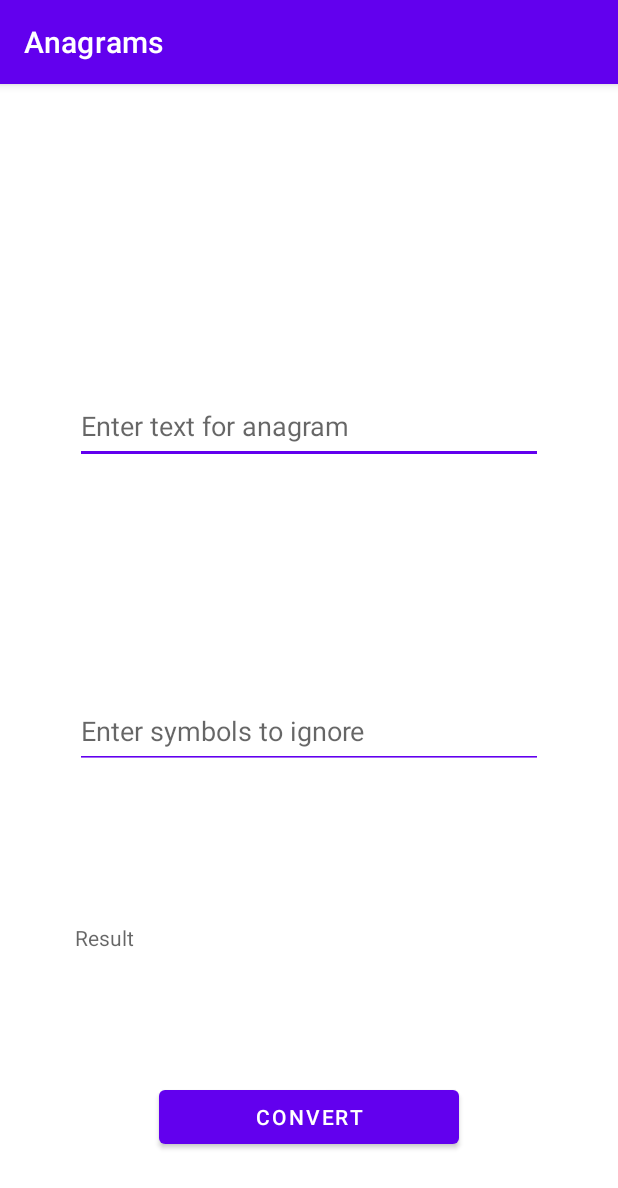
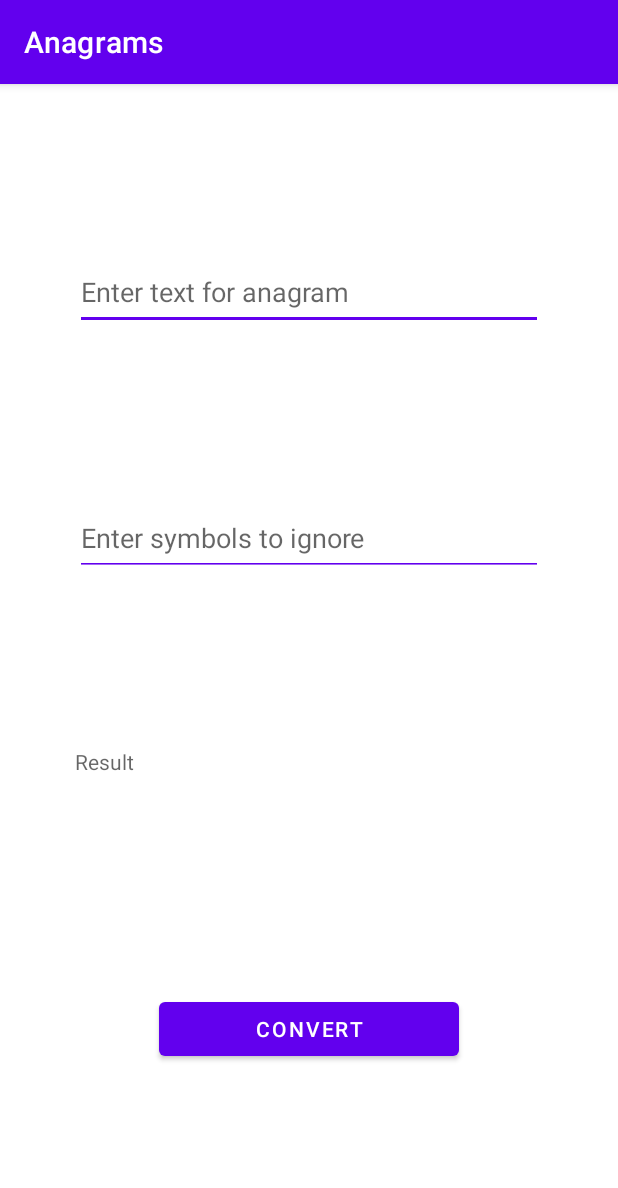
Before and after one commit to MaksimKalitsev/Anagram, an Android app: the screen it shows after launch (MainActivity), on a phone screen of 412 x 824 dp. Shown: the top 1188 px of the screen. Run offline under Robolectric (Android 15) with nearby library versions, the phone set to English and light mode, and no system bars.

Commit message:
change landscape orientation

```diff
--- a/app/src/main/java/ua/com/foxminded/anagrams/MainActivity.java
+++ b/app/src/main/java/ua/com/foxminded/anagrams/MainActivity.java
@@ -15,8 +15,7 @@ public class MainActivity extends AppCompatActivity {
     private EditText mIgnoredSymbolsEt;
     private TextView mResultTv;
     private View.OnClickListener mConvertBtnClickListener;
-    private String someKey = "SOME_KEY";
-    private String test;
+    private String TextViewKey = "Text_View_Key";
 
     @Override
     protected void onCreate(Bundle savedInstanceState) {
@@ -43,14 +42,13 @@ public class MainActivity extends AppCompatActivity {
 
     @Override
     protected void onSaveInstanceState(Bundle outState) {
-        outState.putString(someKey, test);
+        outState.putString(TextViewKey, mResultTv.getText().toString());
         super.onSaveInstanceState(outState);
     }
 
     @Override
     protected void onRestoreInstanceState(Bundle savedInstanceState) {
         super.onRestoreInstanceState(savedInstanceState);
-        test = savedInstanceState.getString(someKey);
-        mResultTv.setText(test);
+        mResultTv.setText(savedInstanceState.getString(TextViewKey));
     }
 }
--- a/app/src/main/res/layout/activity_main.xml
+++ b/app/src/main/res/layout/activity_main.xml
@@ -18,7 +18,7 @@
         android:layout_marginLeft="50dp"
         android:layout_marginRight="50dp"
         app:layout_constraintTop_toTopOf="parent"
-        app:layout_constraintBottom_toBottomOf="@+id/ignoredsymbols_et"
+        app:layout_constraintBottom_toTopOf="@+id/ignoredsymbols_et"
         android:autofillHints=""
         android:hint="@string/hintEditText"
         android:ems="10"
@@ -36,7 +36,7 @@
         app:layout_constraintRight_toRightOf="parent"
         android:layout_marginLeft="50dp"
         android:layout_marginRight="50dp"
-        app:layout_constraintTop_toBottomOf="@+id/sentence_et"
+        app:layout_constraintTop_toTopOf= "@+id/sentence_et"
         app:layout_constraintBottom_toBottomOf="@+id/result_tv"
         android:autofillHints=""
         android:hint="@string/hintEditText2"
@@ -54,7 +54,7 @@
         app:layout_constraintLeft_toLeftOf="parent"
         app:layout_constraintRight_toRightOf="parent"
         app:layout_constraintTop_toBottomOf="@+id/ignoredsymbols_et"
-        app:layout_constraintBottom_toBottomOf="@+id/convert_btn"
+        app:layout_constraintBottom_toTopOf="@+id/convert_btn"
         android:layout_marginLeft="50dp"
         android:layout_marginRight="50dp"
         android:hint="@string/hintResult"
```
